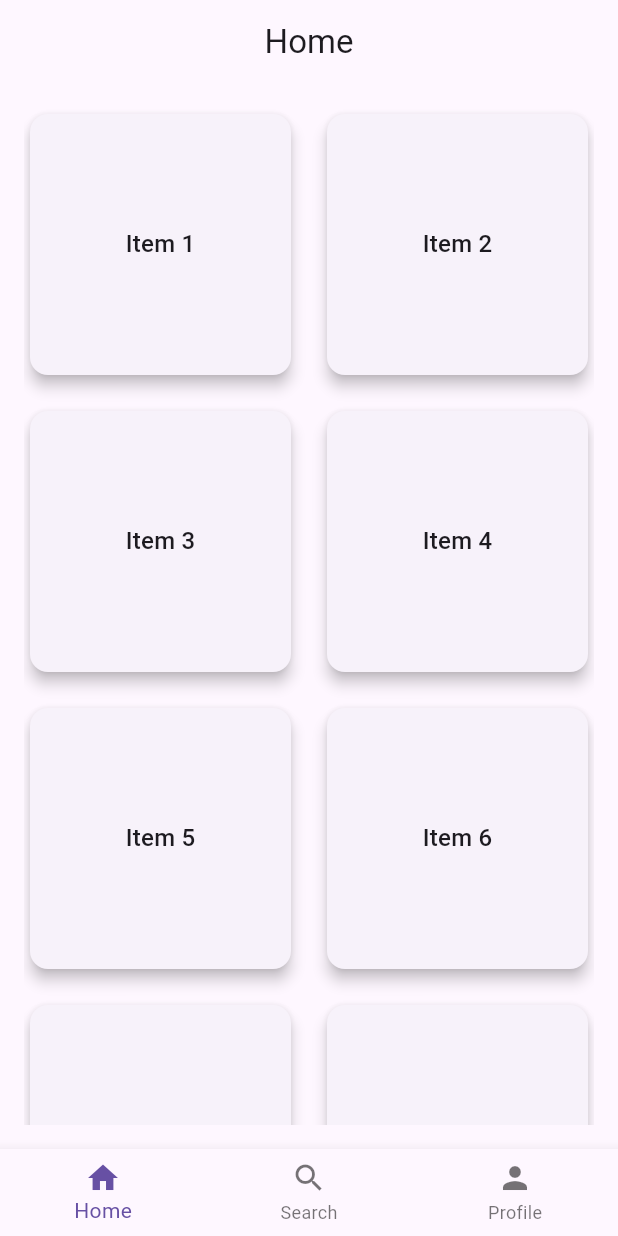
After one commit to Mahmou-d6356567377/ititask, a Flutter app: the HomeScreen screen opened directly, on a phone screen of 412 x 824 dp. The commit adds this screen. Run offline on Flutter 3.47's test engine with Material 3 defaults, Android fonts, the phone set to English and light mode, and no system bars.

Commit message:
home page added

```diff
--- /dev/null
+++ b/lib/UI/home/home_grid.dart
@@ -0,0 +1,36 @@
+
+import 'package:flutter/material.dart';
+
+class HomeGrid extends StatelessWidget {
+  const HomeGrid({Key? key}) : super(key: key);
+
+  @override
+  Widget build(BuildContext context) {
+    return Padding(
+      padding: const EdgeInsets.all(16.0),
+      child: GridView.builder(
+        itemCount: 8,
+        gridDelegate: const SliverGridDelegateWithFixedCrossAxisCount(
+          crossAxisCount: 2, // 2 columns
+          crossAxisSpacing: 16,
+          mainAxisSpacing: 16,
+          childAspectRatio: 1,
+        ),
+        itemBuilder: (context, index) {
+          return Card(
+            elevation: 4,
+            shape: RoundedRectangleBorder(
+              borderRadius: BorderRadius.circular(12),
+            ),
+            child: Center(
+              child: Text(
+                'Item ${index + 1}',
+                style: Theme.of(context).textTheme.titleMedium,
+              ),
+            ),
+          );
+        },
+      ),
+    );
+  }
+}
--- /dev/null
+++ b/lib/UI/home/home_screen.dart
@@ -0,0 +1,54 @@
+import 'package:flutter/material.dart';
+import 'package:ititask/UI/home/home_grid.dart';
+
+class HomeScreen extends StatefulWidget {
+  const HomeScreen({Key? key}) : super(key: key);
+
+  @override
+  State<HomeScreen> createState() => _HomeScreenState();
+}
+
+class _HomeScreenState extends State<HomeScreen> {
+  int _selectedIndex = 0;
+
+  static const List<Widget> _pages = <Widget>[
+    HomeGrid(),
+    Center(child: Text('Search Page')),
+    Center(child: Text('Profile Page')),
+  ];
+
+  void _onItemTapped(int index) {
+    setState(() {
+      _selectedIndex = index;
+    });
+  }
+
+  @override
+  Widget build(BuildContext context) {
+    return Scaffold(
+      appBar: AppBar(
+        title: const Text('Home'),
+        centerTitle: true,
+      ),
+      body: _pages[_selectedIndex],
+      bottomNavigationBar: BottomNavigationBar(
+        currentIndex: _selectedIndex,
+        onTap: _onItemTapped,
+        items: const [
+          BottomNavigationBarItem(
+            icon: Icon(Icons.home),
+            label: 'Home',
+          ),
+          BottomNavigationBarItem(
+            icon: Icon(Icons.search),
+            label: 'Search',
+          ),
+          BottomNavigationBarItem(
+            icon: Icon(Icons.person),
+            label: 'Profile',
+          ),
+        ],
+      ),
+    );
+  }
+}
--- a/lib/UI/login/loginform.dart
+++ b/lib/UI/login/loginform.dart
@@ -1,4 +1,5 @@
 import 'package:flutter/material.dart';
+import 'package:ititask/UI/home/home_screen.dart';
 import 'custom_text_field.dart';
 
 class LoginForm extends StatefulWidget {
@@ -20,8 +21,8 @@ class _LoginFormState extends State<LoginForm> {
     setState(() => _isLoading = true);
     await Future.delayed(const Duration(seconds: 2));
     setState(() => _isLoading = false);
-      ScaffoldMessenger.of(context).showSnackBar(
-        const SnackBar(content: Text('Login successful!')),
+    Navigator.of(context).pushReplacement(
+      MaterialPageRoute(builder: (_) => const HomeScreen()),
     );
   }
 }
--- a/lib/UI/signup/signup_form.dart
+++ b/lib/UI/signup/signup_form.dart
@@ -1,4 +1,5 @@
 import 'package:flutter/material.dart';
+import 'package:ititask/UI/home/home_screen.dart';
 import '../login/custom_text_field.dart';
 
 class SignUpForm extends StatefulWidget {
@@ -21,8 +22,8 @@ class _SignUpFormState extends State<SignUpForm> {
     setState(() => _isLoading = true);
     await Future.delayed(const Duration(seconds: 2));
     setState(() => _isLoading = false);
-      ScaffoldMessenger.of(context).showSnackBar(
-        const SnackBar(content: Text('Account created!')),
+    Navigator.of(context).pushReplacement(
+      MaterialPageRoute(builder: (_) => const HomeScreen()),
     );
   }
 }
@@ -38,12 +39,10 @@ class _SignUpFormState extends State<SignUpForm> {
           const SizedBox(height: 24),
           Text(
             'Create Account',
-            style: Theme.of(context).textTheme.headline6,
           ),
           const SizedBox(height: 8),
           Text(
             'Sign up to get started',
-            style: Theme.of(context).textTheme.bodyText2,
           ),
           const SizedBox(height: 24),
           CustomTextField(
```
Lines whose indentation alone changed are shown as unchanged.
